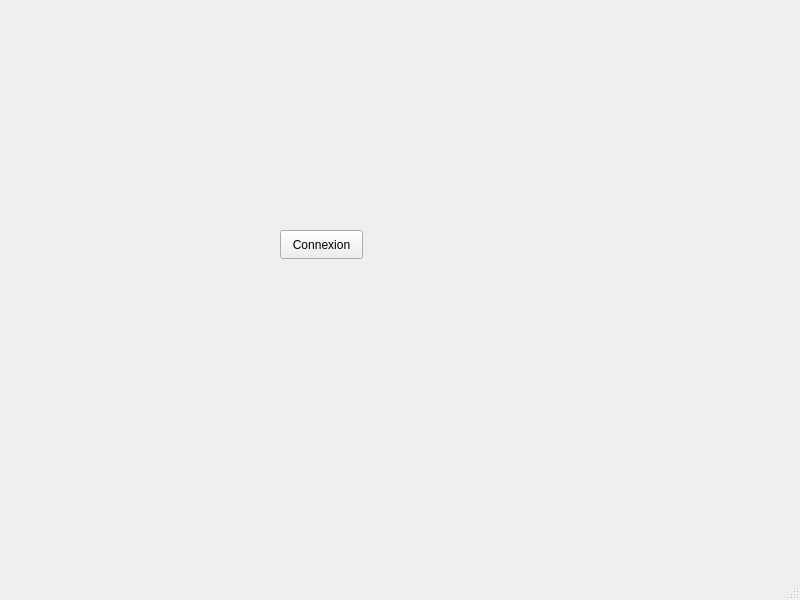
This is Wifi_Bot/mainwindow.ui in tom-rh/wifibot-esirem as Qt 5 draws it before an edit. The edited form follows.
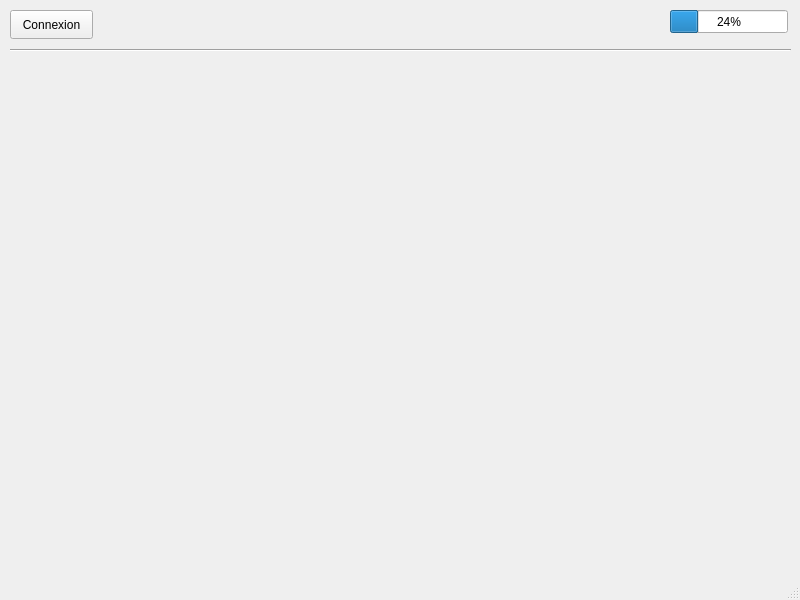
This is the edited form.

Commit message: WIFIBOT-8 update mainwindows

What changed in the file:
```diff
--- a/Wifi_Bot/mainwindow.ui
+++ b/Wifi_Bot/mainwindow.ui
@@ -13,12 +13,15 @@
   <property name="windowTitle">
    <string>MainWindow</string>
   </property>
+  <property name="autoFillBackground">
+   <bool>false</bool>
+  </property>
   <widget class="QWidget" name="centralwidget">
    <widget class="QPushButton" name="btnConnexion">
     <property name="geometry">
      <rect>
-      <x>280</x>
-      <y>230</y>
+      <x>10</x>
+      <y>10</y>
       <width>83</width>
       <height>29</height>
      </rect>
@@ -27,6 +30,32 @@
      <string>Connexion</string>
     </property>
    </widget>
+   <widget class="Line" name="line">
+    <property name="geometry">
+     <rect>
+      <x>10</x>
+      <y>30</y>
+      <width>781</width>
+      <height>41</height>
+     </rect>
+    </property>
+    <property name="orientation">
+     <enum>Qt::Horizontal</enum>
+    </property>
+   </widget>
+   <widget class="QProgressBar" name="batteryBar">
+    <property name="geometry">
+     <rect>
+      <x>670</x>
+      <y>10</y>
+      <width>118</width>
+      <height>23</height>
+     </rect>
+    </property>
+    <property name="value">
+     <number>24</number>
+    </property>
+   </widget>
   </widget>
   <widget class="QMenuBar" name="menubar">
    <property name="geometry">
```
Left out of the diff: 3 changed lines with no effect on the pictures. The commit also changes 1 other file.
